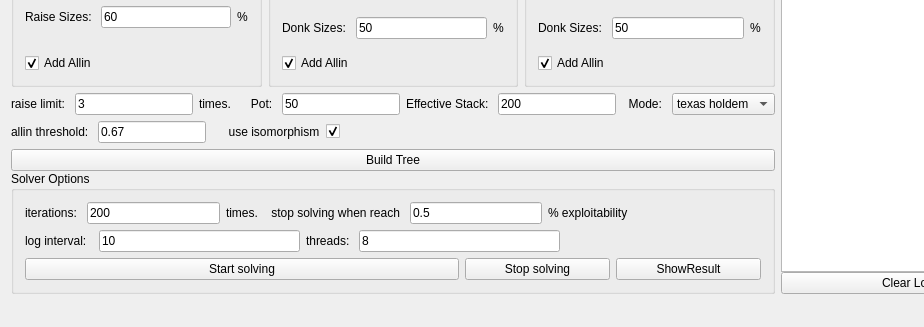
Before: the Qt Designer form mainwindow.ui in bupticybee/TexasSolver, drawn with Qt 5; both pictures show x 0 to 924 and y 607 to 934 of the 1046 by 934 pixel window.
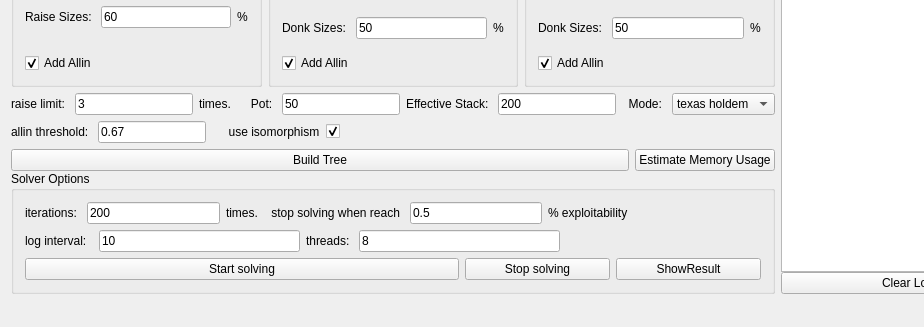
After: the same form once the commit is applied. Custom widgets are drawn as their Qt base class.

Commit message: :new: add memory estimate

Diff of the .ui file:
```diff
--- a/mainwindow.ui
+++ b/mainwindow.ui
@@ -780,7 +780,7 @@
            </layout>
           </item>
           <item>
-           <layout class="QHBoxLayout" name="horizontalLayout_50" stretch="6">
+           <layout class="QHBoxLayout" name="horizontalLayout_50" stretch="6,0">
             <item>
              <widget class="QPushButton" name="buildTreeButtom">
               <property name="text">
@@ -788,6 +788,13 @@
               </property>
              </widget>
             </item>
+            <item>
+             <widget class="QPushButton" name="estimateMemoryButtom">
+              <property name="text">
+               <string>Estimate Memory Usage</string>
+              </property>
+             </widget>
+            </item>
            </layout>
           </item>
          </layout>
@@ -1106,16 +1113,16 @@
  </widget>
  <layoutdefault spacing="6" margin="11"/>
  <customwidgets>
-  <customwidget>
-   <class>QSTextEdit</class>
-   <extends>QTextEdit</extends>
-   <header>qstextedit.h</header>
-  </customwidget>
   <customwidget>
    <class>DropTextEdit</class>
    <extends>QTextEdit</extends>
    <header>include/ui/droptextedit.h</header>
   </customwidget>
+  <customwidget>
+   <class>QSTextEdit</class>
+   <extends>QTextEdit</extends>
+   <header>qstextedit.h</header>
+  </customwidget>
  </customwidgets>
  <resources/>
  <connections/>
```
Left out of the diff: 14 changed lines with no effect on the pictures. The commit also changes 9 other files.
